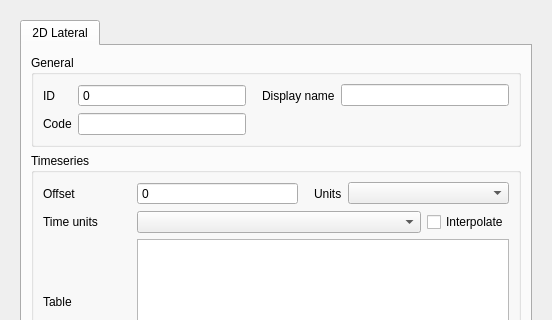
Qt form threedi_schematisation_editor/forms/ui/lateral_2d.ui (nens/threedi-schematisation-editor) before a commit; both pictures show x 0 to 552 and y 0 to 320 of the 552 by 557 pixel window.
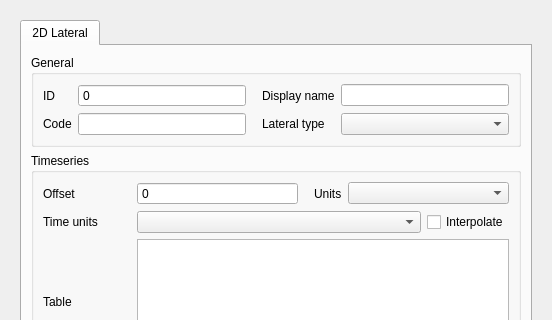
The same form after that commit.

The edit to the form file:
```diff
--- a/threedi_schematisation_editor/forms/ui/lateral_2d.ui
+++ b/threedi_schematisation_editor/forms/ui/lateral_2d.ui
@@ -180,6 +180,29 @@
                 </property>
                </widget>
               </item>
+              <item row="1" column="2">
+               <widget class="QLabel" name="label_7">
+                <property name="locale">
+                 <locale language="English" country="UnitedStates"/>
+                </property>
+                <property name="text">
+                 <string>Lateral type</string>
+                </property>
+                <property name="alignment">
+                 <set>Qt::AlignLeading|Qt::AlignLeft|Qt::AlignVCenter</set>
+                </property>
+                <property name="indent">
+                 <number>10</number>
+                </property>
+               </widget>
+              </item>
+              <item row="1" column="3">
+               <widget class="QComboBox" name="type">
+                <property name="locale">
+                 <locale language="English" country="UnitedStates"/>
+                </property>
+               </widget>
+              </item>
              </layout>
             </widget>
            </item>
```
